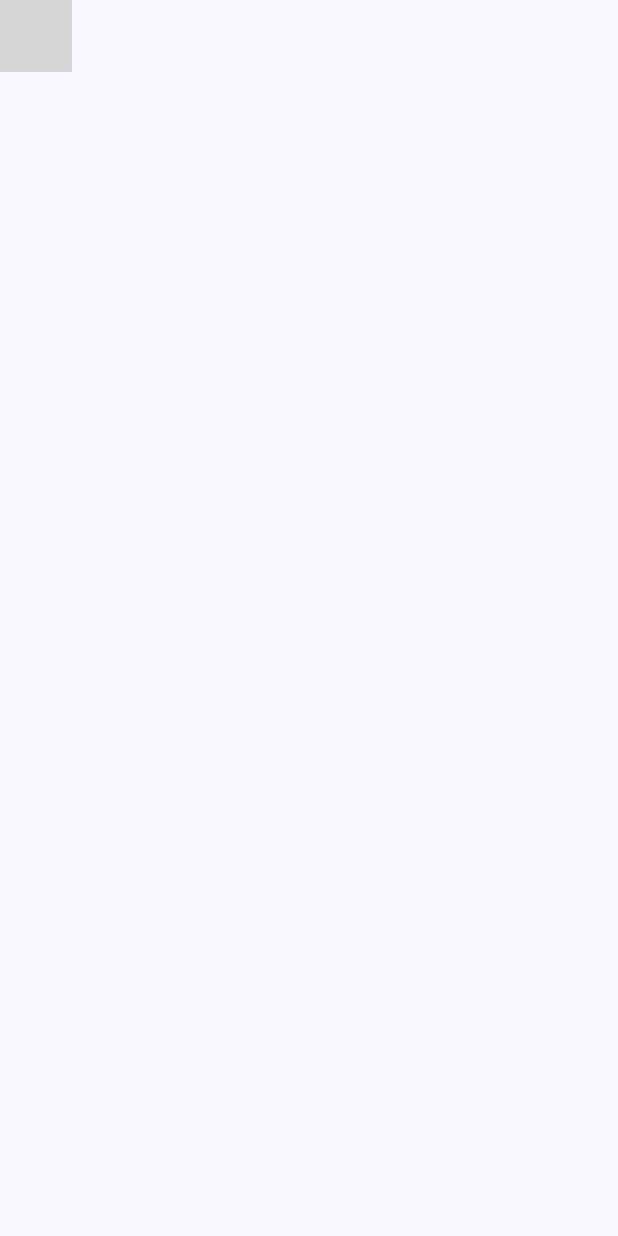
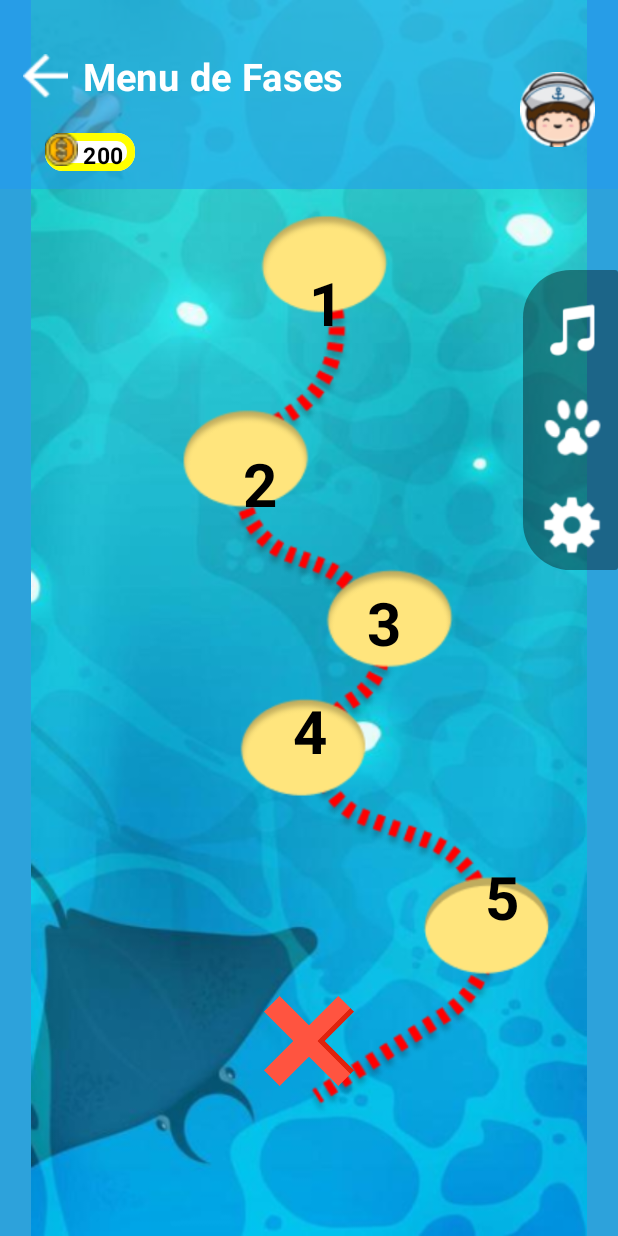
Before and after one commit to Projeto-Ancora/AncoraApp, an Android app built with Jetpack Compose: the screen it shows after launch (MainActivity), on a phone screen of 412 x 824 dp. Run offline under Robolectric (Android 15) with nearby library versions, the phone set to English and light mode, and no system bars; Roboto replaces fonts that are not available here; grey boxes are pictures that could not be loaded.

Commit message:
add fase screen and add options componentes

```diff
--- a/app/src/main/java/com/example/ancora/MainActivity.kt
+++ b/app/src/main/java/com/example/ancora/MainActivity.kt
@@ -12,6 +12,7 @@ import androidx.compose.runtime.Composable
 import androidx.compose.ui.Modifier
 import androidx.compose.ui.tooling.preview.Preview
 import androidx.core.splashscreen.SplashScreen.Companion.installSplashScreen
+import com.example.ancora.Telas.Fase
 import com.example.ancora.Telas.GameScree
 import com.example.ancora.Telas.ShopLayout
 import com.example.ancora.ui.theme.AncoraTheme
@@ -24,21 +25,19 @@ class MainActivity : ComponentActivity() {
         installSplashScreen()
         setContent {
             AncoraTheme {
-                Scaffold { innerPadding ->
-                    //ShopLayout(modifier = Modifier.padding(innerPadding))
-<<<<<<< HEAD
-                    // GameScree(modifier = Modifier.padding(innerPadding))
-                    ConfiguracaoScreen (modifier = Modifier.padding(innerPadding),
-                        onBackClick = {},
-                        onAjudaClick = {},
-                        onTermosClick = {},
-                        onSobreClick = {},
-                        onTrocarClick = {},
-                        onSairContaClick = {})
-=======
-                     GameScree(modifier = Modifier.padding(innerPadding))
->>>>>>> 98f502954c349676fc40f9dc3bf5d9578db34784
-                }
+//                Scaffold { innerPadding ->
+//                    //ShopLayout(modifier = Modifier.padding(innerPadding))
+//                    // GameScree(modifier = Modifier.padding(innerPadding))
+//                    ConfiguracaoScreen (modifier = Modifier.padding(innerPadding),
+//                        onBackClick = {},
+//                        onAjudaClick = {},
+//                        onTermosClick = {},
+//                        onSobreClick = {},
+//                        onTrocarClick = {},
+//                        onSairContaClick = {})
+//
+//                }
+                Fase()
             }
         }
     }
@@ -53,6 +52,6 @@ fun Greeting() {
 @Composable
 fun GreetingPreview() {
     AncoraTheme {
-        Greeting()
+        Fase()
     }
 }
--- /dev/null
+++ b/app/src/main/java/com/example/ancora/Telas/ComponentesPersonalizados/OptionsBar.kt
@@ -0,0 +1,94 @@
+package com.example.ancora.Telas.ComponentesPersonalizados
+
+import androidx.compose.foundation.Image
+import androidx.compose.foundation.background
+import androidx.compose.foundation.border
+import androidx.compose.foundation.clickable
+import androidx.compose.foundation.layout.Box
+import androidx.compose.foundation.layout.Column
+import androidx.compose.foundation.layout.fillMaxHeight
+import androidx.compose.foundation.layout.fillMaxWidth
+import androidx.compose.foundation.layout.height
+import androidx.compose.foundation.layout.padding
+import androidx.compose.foundation.layout.size
+import androidx.compose.foundation.layout.width
+import androidx.compose.foundation.shape.RoundedCornerShape
+import androidx.compose.material3.Card
+import androidx.compose.runtime.Composable
+import androidx.compose.ui.Alignment
+import androidx.compose.ui.Modifier
+import androidx.compose.ui.draw.blur
+import androidx.compose.ui.graphics.Color
+import androidx.compose.ui.res.painterResource
+import androidx.compose.ui.tooling.preview.Preview
+import androidx.compose.ui.unit.dp
+import com.example.ancora.R
+import com.example.ancora.Telas.Fase
+
+
+@Composable
+fun BarraLateralBackground() {
+
+
+}
+
+@Composable
+fun BarraLateral() {
+    Box(
+        modifier = Modifier
+            .fillMaxWidth()
+            .fillMaxHeight()
+            .padding(top = 180.dp),
+        contentAlignment = Alignment.TopEnd
+    ) {
+        Box(
+            Modifier
+                .width(63.dp)
+                .height(200.dp)
+                .background(
+                    color = Color(0x61000000),
+                    shape = RoundedCornerShape(
+                        topStart = 40.dp,
+                        topEnd = 2.dp,
+                        bottomStart = 40.dp,
+                        bottomEnd = 2.dp
+                    )
+                )
+        ) {
+            Column {
+                Image(
+                    painterResource(R.drawable.music),
+                    contentDescription = "music icon",
+                    modifier = Modifier
+                        .size(60.dp)
+                        .padding(top = 20.dp, start = 10.dp)
+                        .clickable { })
+                Image(
+                    painterResource(R.drawable.iconepet),
+                    contentDescription = "pet icon",
+                    modifier = Modifier
+                        .size(70.dp)
+                        .padding(top = 20.dp, start = 2.dp)
+                        .clickable { })
+                Image(
+                    painterResource(R.drawable.setting),
+                    contentDescription = "music icon",
+                    modifier = Modifier
+                        .size(60.dp)
+                        .padding(top = 20.dp, start = 5.dp)
+                        .clickable { })
+            }
+        }
+    }
+
+}
+
+
+@Preview(showBackground = true, widthDp = 200, heightDp = 600)
+@Composable
+fun BarraLateralPreview() {
+
+    BarraLateral()
+    Fase()
+
+}
--- /dev/null
+++ b/app/src/main/java/com/example/ancora/Telas/ComponentesPersonalizados/TopBarPerson.kt
@@ -0,0 +1,142 @@
+package com.example.ancora.Telas.ComponentesPersonalizados
+
+import androidx.compose.foundation.BorderStroke
+import androidx.compose.foundation.Image
+import androidx.compose.foundation.background
+import androidx.compose.foundation.clickable
+import androidx.compose.foundation.layout.Arrangement
+import androidx.compose.foundation.layout.Box
+import androidx.compose.foundation.layout.Row
+import androidx.compose.foundation.layout.fillMaxHeight
+import androidx.compose.foundation.layout.fillMaxWidth
+import androidx.compose.foundation.layout.height
+import androidx.compose.foundation.layout.padding
+import androidx.compose.foundation.layout.size
+import androidx.compose.foundation.layout.width
+import androidx.compose.material3.Card
+import androidx.compose.material3.CardDefaults
+import androidx.compose.material3.Text
+import androidx.compose.runtime.Composable
+import androidx.compose.ui.Alignment
+import androidx.compose.ui.Modifier
+import androidx.compose.ui.graphics.Color
+import androidx.compose.ui.layout.ContentScale
+import androidx.compose.ui.res.painterResource
+import androidx.compose.ui.text.font.FontWeight
+import androidx.compose.ui.tooling.preview.Preview
+import androidx.compose.ui.unit.dp
+import androidx.compose.ui.unit.sp
+import com.example.ancora.R
+
+
+@Composable
+fun TopBarPerson() {
+
+    Box(
+        modifier = Modifier
+            .fillMaxWidth()
+            .fillMaxHeight(),
+        contentAlignment = Alignment.TopCenter
+    ) {
+
+        Box(
+            modifier = Modifier
+                .background(color = Color(0x7A2196F3))
+                .fillMaxWidth()
+                .height(126.dp)
+                .padding(top = 20.dp)
+        ) {
+            Box(modifier = Modifier.padding(start = 15.dp, top = 15.dp)) {
+                Box(
+                    modifier = Modifier
+                        .fillMaxWidth()
+                        .fillMaxHeight()
+                ) {
+                    Row {
+                        Image(
+                            painterResource(R.drawable.backvector),
+                            contentDescription = "seta de voltar",
+                            modifier = Modifier
+                                .size(30.dp)
+                                .clickable { }
+                        )
+                        Text(
+                            "Menu de Fases",
+                            fontSize = 25.sp,
+                            modifier = Modifier.padding(start = 10.dp, top = 2.dp),
+                            fontWeight = FontWeight.Bold,
+                            color = Color.White
+                        )
+
+                    }
+                }
+            }
+            Box(modifier = Modifier.padding(end = 15.dp)) {
+                Box(
+                    modifier = Modifier
+                        .fillMaxWidth()
+                        .fillMaxHeight()
+                ) {
+                    Image(
+                        painter = painterResource(id = R.drawable.examplemarineboy),
+                        contentDescription = "image description",
+                        contentScale = ContentScale.FillBounds,
+                        modifier = Modifier
+                            .size(50.dp)
+                            .align(Alignment.CenterEnd)
+                    )
+                }
+            }
+
+            MoneyFase()
+        }
+    }
+
+}
+
+@Composable
+fun MoneyFase() {
+    Box(
+        modifier = Modifier
+            .fillMaxWidth()
+            .fillMaxHeight(), contentAlignment = Alignment.BottomStart
+    ) {
+        Box(modifier = Modifier.padding(start = 30.dp, bottom = 10.dp)) {
+            Card(
+                modifier = Modifier
+                    .width(60.dp)
+                    .height(25.dp)
+                    .padding(),
+                border = BorderStroke(5.dp, Color.Yellow),
+                colors = CardDefaults.cardColors(
+                    containerColor = Color.White
+
+                )
+            ) {
+
+
+            }
+            Row(
+                horizontalArrangement = Arrangement.Center,
+            ) {
+                Image(
+                    painterResource(R.drawable.dinheiro),
+                    contentDescription = "Moedas coletadas",
+                    modifier = Modifier.size(22.dp)
+                )
+                Text(
+                    "200",
+                    fontSize = 15.sp,
+                    fontWeight = FontWeight.Bold,
+                    modifier = Modifier.padding(start = 3.dp, top = 3.dp)
+                )
+            }
+        }
+    }
+}
+
+@Composable
+@Preview
+fun TopBarPersonPreview() {
+    TopBarPerson()
+}
--- /dev/null
+++ b/app/src/main/java/com/example/ancora/Telas/LevelsScreen.kt
@@ -0,0 +1,154 @@
+package com.example.ancora.Telas
+
+import androidx.compose.foundation.BorderStroke
+import androidx.compose.foundation.Image
+import androidx.compose.foundation.clickable
+import androidx.compose.foundation.layout.Arrangement
+
+import androidx.compose.foundation.layout.Box
+import androidx.compose.foundation.layout.Row
+
+
+import androidx.compose.foundation.layout.fillMaxHeight
+
+import androidx.compose.foundation.layout.fillMaxWidth
+import androidx.compose.foundation.layout.height
+
+import androidx.compose.foundation.layout.padding
+import androidx.compose.foundation.layout.size
+import androidx.compose.foundation.layout.width
+import androidx.compose.material3.Card
+import androidx.compose.material3.CardDefaults
+import androidx.compose.material3.Text
+
+import androidx.compose.runtime.Composable
+import androidx.compose.ui.Alignment
+import androidx.compose.ui.Modifier
+import androidx.compose.ui.graphics.Color
+import androidx.compose.ui.res.painterResource
+import androidx.compose.ui.text.font.FontWeight
+import androidx.compose.ui.tooling.preview.Preview
+import androidx.compose.ui.unit.dp
+import androidx.compose.ui.unit.sp
+
+import com.example.ancora.R
+import com.example.ancora.Telas.ComponentesPersonalizados.BarraLateral
+import com.example.ancora.Telas.ComponentesPersonalizados.TopBarPerson
+
+@Composable
+fun BackgroundFase() {
+    Box(
+        modifier = Modifier
+            .fillMaxWidth()
+            .fillMaxHeight()
+    ) {
+        Image(
+            painterResource(
+                R.drawable.backgroundfase
+            ), contentDescription = "Fundo do mar", modifier = Modifier
+                .fillMaxHeight()
+                .fillMaxWidth()
+        )
+
+    }
+}
+
+@Composable
+fun Trials() {
+
+    Box(
+        modifier = Modifier
+            .fillMaxWidth()
+            .fillMaxHeight()
+            .padding(top = 50.dp, start = 60.dp),
+        contentAlignment = Alignment.Center,
+
+        ) {
+        Image(
+            painterResource(R.drawable.mapplay),
+            contentDescription = "mapa",
+            modifier = Modifier
+                .fillMaxWidth()
+                .fillMaxHeight()
+        )
+    }
+
+
+        Box(modifier = Modifier
+            .fillMaxWidth().fillMaxHeight()) {
+            Text(
+                "1",
+                fontSize = 40.sp,
+                fontWeight = FontWeight.Bold,
+                modifier = Modifier.align(Alignment.TopCenter).padding(start = 23.dp ,top = 180.dp)
+            )
+        }
+
+
+        Box(modifier = Modifier
+            .fillMaxWidth().fillMaxHeight()) {
+            Text(
+                "2",
+                fontSize = 40.sp,
+                fontWeight = FontWeight.Bold,
+                modifier = Modifier.align(Alignment.Center).padding(bottom = 175.dp, end = 65.dp)
+
+            )
+        }
+    Box(modifier = Modifier
+        .fillMaxWidth().fillMaxHeight()) {
+        Text(
+            "3",
+            fontSize = 40.sp,
+            fontWeight = FontWeight.Bold,
+            modifier = Modifier.align(Alignment.Center).padding(start = 100.dp, top = 10.dp)
+
+        )
+    }
+    Box(modifier = Modifier
+        .fillMaxWidth().fillMaxHeight()) {
+        Text(
+            "4",
+            fontSize = 40.sp,
+            fontWeight = FontWeight.Bold,
+            modifier = Modifier.align(Alignment.Center).padding(start = 1.dp, top = 154.dp)
+
+        )
+    }
+    Box(modifier = Modifier
+        .fillMaxWidth().fillMaxHeight()) {
+        Text(
+            "5",
+            fontSize = 40.sp,
+            fontWeight = FontWeight.Bold,
+            modifier = Modifier.align(Alignment.BottomEnd).padding(end = 65.dp ,bottom = 200.dp)
+
+        )
+    }
+    Box(modifier = Modifier
+        .fillMaxWidth().fillMaxHeight().padding(bottom = 100.dp), contentAlignment = Alignment.BottomCenter) {
+        Image(
+            painterResource(R.drawable.xmapa),
+            contentDescription = "X do mapa",
+            modifier = Modifier.size(60.dp)
+        )
+    }
+
+}
+
+
+@Composable
+fun Fase() {
+    BackgroundFase()
+    Trials()
+    BarraLateral()
+    TopBarPerson()
+
+}
+
+
+@Composable
+@Preview
+fun PreviewFase() {
+    Fase()
+}
--- /dev/null
+++ b/app/src/main/java/com/example/ancora/Telas/ui/theme/Color.kt
@@ -0,0 +1,11 @@
+package com.example.ancora.Telas.ui.theme
+
+import androidx.compose.ui.graphics.Color
+
+val Purple80 = Color(0xFFD0BCFF)
+val PurpleGrey80 = Color(0xFFCCC2DC)
+val Pink80 = Color(0xFFEFB8C8)
+
+val Purple40 = Color(0xFF6650a4)
+val PurpleGrey40 = Color(0xFF625b71)
+val Pink40 = Color(0xFF7D5260)
--- /dev/null
+++ b/app/src/main/java/com/example/ancora/Telas/ui/theme/Theme.kt
@@ -0,0 +1,58 @@
+package com.example.ancora.Telas.ui.theme
+
+import android.app.Activity
+import android.os.Build
+import androidx.compose.foundation.isSystemInDarkTheme
+import androidx.compose.material3.MaterialTheme
+import androidx.compose.material3.darkColorScheme
+import androidx.compose.material3.dynamicDarkColorScheme
+import androidx.compose.material3.dynamicLightColorScheme
+import androidx.compose.material3.lightColorScheme
+import androidx.compose.runtime.Composable
+import androidx.compose.ui.platform.LocalContext
+
+private val DarkColorScheme = darkColorScheme(
+    primary = Purple80,
+    secondary = PurpleGrey80,
+    tertiary = Pink80
+)
+
+private val LightColorScheme = lightColorScheme(
+    primary = Purple40,
+    secondary = PurpleGrey40,
+    tertiary = Pink40
+
+    /* Other default colors to override
+    background = Color(0xFFFFFBFE),
+    surface = Color(0xFFFFFBFE),
+    onPrimary = Color.White,
+    onSecondary = Color.White,
+    onTertiary = Color.White,
+    onBackground = Color(0xFF1C1B1F),
+    onSurface = Color(0xFF1C1B1F),
+    */
+)
+
+@Composable
+fun AncoraTheme(
+    darkTheme: Boolean = isSystemInDarkTheme(),
+    // Dynamic color is available on Android 12+
+    dynamicColor: Boolean = true,
+    content: @Composable () -> Unit
+) {
+    val colorScheme = when {
+        dynamicColor && Build.VERSION.SDK_INT >= Build.VERSION_CODES.S -> {
+            val context = LocalContext.current
+            if (darkTheme) dynamicDarkColorScheme(context) else dynamicLightColorScheme(context)
+        }
+
+        darkTheme -> DarkColorScheme
+        else -> LightColorScheme
+    }
+
+    MaterialTheme(
+        colorScheme = colorScheme,
+        typography = Typography,
+        content = content
+    )
+}
--- /dev/null
+++ b/app/src/main/java/com/example/ancora/Telas/ui/theme/Type.kt
@@ -0,0 +1,34 @@
+package com.example.ancora.Telas.ui.theme
+
+import androidx.compose.material3.Typography
+import androidx.compose.ui.text.TextStyle
+import androidx.compose.ui.text.font.FontFamily
+import androidx.compose.ui.text.font.FontWeight
+import androidx.compose.ui.unit.sp
+
+// Set of Material typography styles to start with
+val Typography = Typography(
+    bodyLarge = TextStyle(
+        fontFamily = FontFamily.Default,
+        fontWeight = FontWeight.Normal,
+        fontSize = 16.sp,
+        lineHeight = 24.sp,
+        letterSpacing = 0.5.sp
+    )
+    /* Other default text styles to override
+    titleLarge = TextStyle(
+        fontFamily = FontFamily.Default,
+        fontWeight = FontWeight.Normal,
+        fontSize = 22.sp,
+        lineHeight = 28.sp,
+        letterSpacing = 0.sp
+    ),
+    labelSmall = TextStyle(
+        fontFamily = FontFamily.Default,
+        fontWeight = FontWeight.Medium,
+        fontSize = 11.sp,
+        lineHeight = 16.sp,
+        letterSpacing = 0.5.sp
+    )
+    */
+)
```
Also changed, not shown: app/src/main/res/drawable/backgroundfase.png (added), app/src/main/res/drawable/backvector.png (added), app/src/main/res/drawable/examplemarineboy.png (added), app/src/main/res/drawable/mapplay.png (added), app/src/main/res/drawable/music.png (added), app/src/main/res/drawable/peticon.png (added), app/src/main/res/drawable/setting.png (added), app/src/main/res/drawable/xmapa.png (added).
